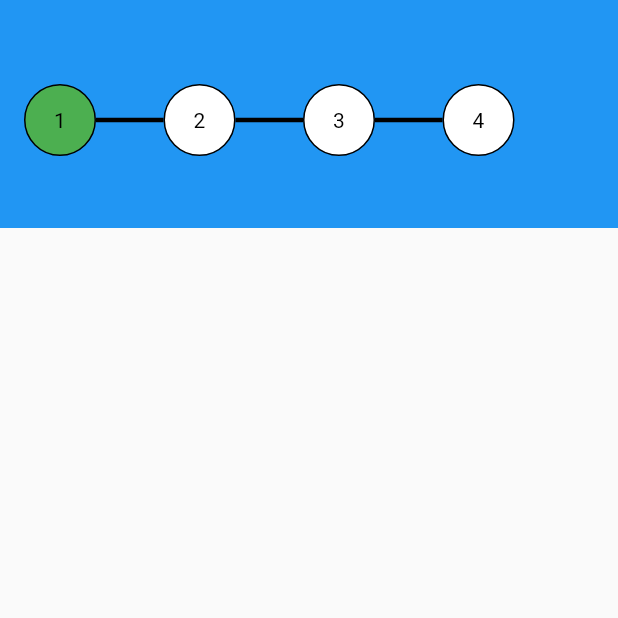
After one commit to sonasetiana/DKatalis-TakeHomeTest, a Flutter app: the screen it shows after launch, on a phone screen of 412 x 824 dp, the top half of it. The commit adds this screen. Run offline on Flutter 3.47's test engine with Material 2 defaults, Android fonts, the phone set to English and light mode, and no system bars; missing offline and left inert: dart:ffi.

Commit message:
change param list to int on timeline view, create page register, input password, personal information, schedule video call

```diff
--- /dev/null
+++ b/lib/views/page/register/register_page.dart
@@ -0,0 +1,20 @@
+import 'package:dKatalis/views/widget/time_line.dart';
+import 'package:flutter/cupertino.dart';
+import 'package:flutter/material.dart';
+
+class RegisterPage extends StatelessWidget{
+
+  @override
+  Widget build(BuildContext context) {
+    return Scaffold(
+      appBar: AppBar(
+        elevation: 0.0,
+      ),
+      body: Column(
+        children: [
+          TimeLine(1, 4)
+        ],
+      ),
+    );
+  }
+}
--- a/lib/views/widget/time_line.dart
+++ b/lib/views/widget/time_line.dart
@@ -3,10 +3,10 @@ import 'package:flutter/cupertino.dart';
 import 'package:flutter/material.dart';
 
 class TimeLine extends StatelessWidget{
-  final List<String> title;
   final int step;
+  final int count;
 
-  TimeLine(this.step, this.title);
+  TimeLine(this.step, this.count);
 
   @override
   Widget build(BuildContext context) {
@@ -20,11 +20,12 @@ class TimeLine extends StatelessWidget{
   }
 
   Widget timeView(){
+    var titles = getTitles();
     List<Widget> widgets = <Widget>[];
     int index = 0;
-    for(var i = 0; i < title.length + (title.length-1); i++){
+    for(var i = 0; i < count + (count-1); i++){
       if(i % 2 == 0){
-        widgets.add(step > index ? stepBox(title[index],Colors.green):stepBox(title[index], Colors.white));
+        widgets.add(step > index ? stepBox(titles[index],Colors.green):stepBox(titles[index], Colors.white));
         index++;
       }else{
         widgets.add(stepLine());
@@ -65,4 +66,12 @@ class TimeLine extends StatelessWidget{
     );
   }
 
+  List<String> getTitles(){
+    List<String> titles = <String>[];
+    for(var i = 0; i < count; i++){
+      titles.add("${i + 1}");
+    }
+    return titles;
+  }
+
 }
--- a/pubspec.yaml
+++ b/pubspec.yaml
@@ -1,4 +1,4 @@
-name: workspace
+name: dKatalis
 description: Flutter project for take home test
 
 # The following line prevents the package from being accidentally published to
```
Also changed, not shown: lib/main.dart (+3 -17 lines), lib/views/page/register/input_password.dart (added, +21 -0 lines), lib/views/page/register/personal_information.dart (added, +20 -0 lines), lib/views/page/register/schedule_video_call.dart (added, +21 -0 lines).
